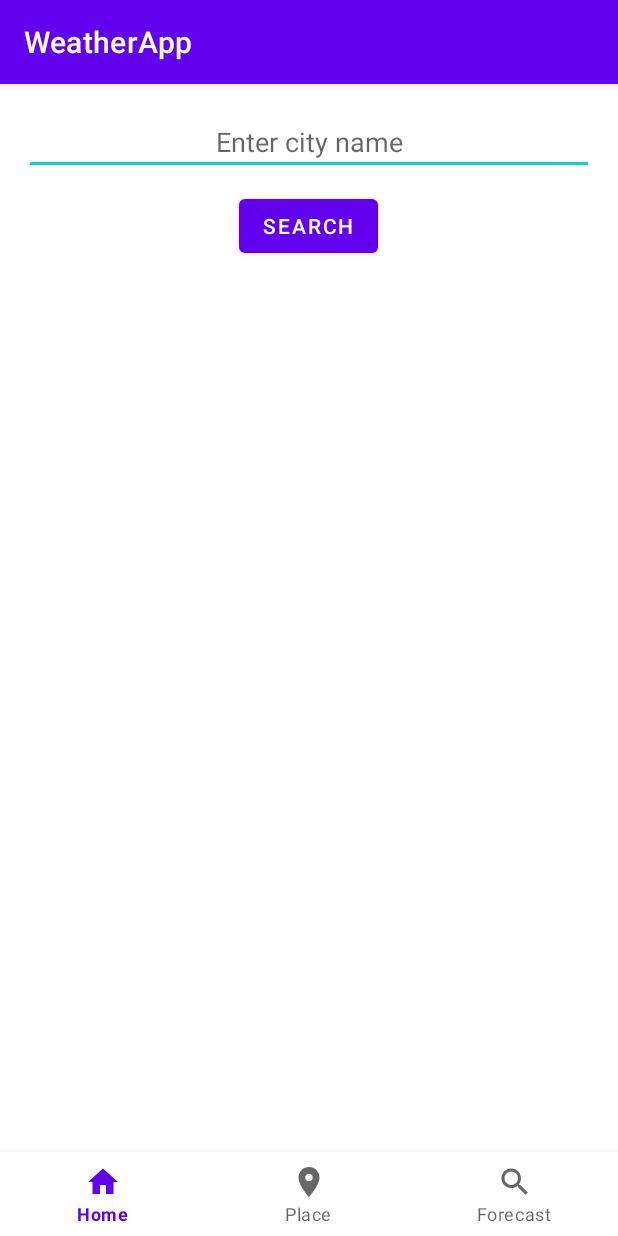
After one commit to nxyda/weather_app, an Android app: the SearchActivity screen opened directly, with no data from a screen before it, on a phone screen of 412 x 824 dp. The commit adds this screen. Run offline under Robolectric (Android 15) with nearby library versions, the phone set to English and light mode, and no system bars.

Commit message:
added SearchActivity

```diff
--- /dev/null
+++ b/app/src/main/java/com/example/weatherapp/SearchActivity.java
@@ -0,0 +1,58 @@
+package com.example.weatherapp;
+
+import android.content.Intent;
+import android.os.Bundle;
+import android.view.MenuItem;
+import android.view.View;
+import android.widget.Button;
+import android.widget.EditText;
+
+import androidx.annotation.NonNull;
+import androidx.appcompat.app.AppCompatActivity;
+
+import com.google.android.material.bottomnavigation.BottomNavigationView;
+
+public class SearchActivity extends AppCompatActivity {
+
+    private EditText editTextSearchCity;
+    private Button buttonSearch;
+    private BottomNavigationView bottomNavigationView;
+
+    @Override
+    protected void onCreate(Bundle savedInstanceState) {
+        super.onCreate(savedInstanceState);
+        setContentView(R.layout.activity_search);
+
+        editTextSearchCity = findViewById(R.id.editTextSearchCity);
+        buttonSearch = findViewById(R.id.buttonSearch);
+        bottomNavigationView = findViewById(R.id.bottom_navigation);
+
+        buttonSearch.setOnClickListener(new View.OnClickListener() {
+            @Override
+            public void onClick(View v) {
+                String city = editTextSearchCity.getText().toString();
+                Intent intent = new Intent(SearchActivity.this, ForecastActivity.class);
+                intent.putExtra("city", city);
+                startActivity(intent);
+            }
+        });
+
+        bottomNavigationView.setOnNavigationItemSelectedListener(new BottomNavigationView.OnNavigationItemSelectedListener() {
+            @Override
+            public boolean onNavigationItemSelected(@NonNull MenuItem item) {
+                switch (item.getItemId()) {
+                    case R.id.navigation_home:
+                        startActivity(new Intent(SearchActivity.this, MainActivity.class));
+                        return true;
+//                    case R.id.navigation_place:
+//                        startActivity(new Intent(SearchActivity.this, PlaceActivity.class));
+//                        return true;
+                    case R.id.navigation_forecast:
+                        startActivity(new Intent(SearchActivity.this, SearchActivity.class));
+                        return true;
+                }
+                return false;
+            }
+        });
+    }
+}
--- a/app/src/main/res/layout/activity_main.xml
+++ b/app/src/main/res/layout/activity_main.xml
@@ -7,7 +7,8 @@
     <ScrollView
         android:layout_width="match_parent"
         android:layout_height="match_parent"
-        android:padding="16dp">
+        android:padding="16dp"
+        android:layout_above="@+id/bottom_navigation">
 
         <LinearLayout
             android:layout_width="match_parent"
@@ -73,13 +74,12 @@
         </LinearLayout>
     </ScrollView>
 
-    <!-- Bottom navigation view -->
     <com.google.android.material.bottomnavigation.BottomNavigationView
         android:id="@+id/bottom_navigation"
         android:layout_width="match_parent"
         android:layout_height="wrap_content"
         android:layout_alignParentBottom="true"
-        android:background="@android:color/white"
+        android:background="?android:attr/windowBackground"
         app:menu="@menu/bottom_navigation_menu" />
 
 </RelativeLayout>
--- /dev/null
+++ b/app/src/main/res/layout/activity_search.xml
@@ -0,0 +1,40 @@
+<?xml version="1.0" encoding="utf-8"?>
+<RelativeLayout xmlns:android="http://schemas.android.com/apk/res/android"
+    android:layout_width="match_parent"
+    android:layout_height="match_parent"
+    xmlns:app="http://schemas.android.com/apk/res-auto">
+
+    <LinearLayout
+        android:layout_width="match_parent"
+        android:layout_height="match_parent"
+        android:orientation="vertical"
+        android:padding="16dp"
+        android:layout_above="@+id/bottom_navigation"
+        android:gravity="center_horizontal">
+
+        <EditText
+            android:id="@+id/editTextSearchCity"
+            android:layout_width="match_parent"
+            android:layout_height="wrap_content"
+            android:hint="Enter city name"
+            android:padding="10dp"
+            android:inputType="text"
+            android:gravity="center" />
+
+        <Button
+            android:id="@+id/buttonSearch"
+            android:layout_width="wrap_content"
+            android:layout_height="wrap_content"
+            android:layout_marginTop="10dp"
+            android:text="Search" />
+    </LinearLayout>
+
+    <com.google.android.material.bottomnavigation.BottomNavigationView
+        android:id="@+id/bottom_navigation"
+        android:layout_width="match_parent"
+        android:layout_height="wrap_content"
+        android:layout_alignParentBottom="true"
+        android:background="?android:attr/windowBackground"
+        app:menu="@menu/bottom_navigation_menu" />
+
+</RelativeLayout>
--- a/app/src/main/res/menu/bottom_navigation_menu.xml
+++ b/app/src/main/res/menu/bottom_navigation_menu.xml
@@ -1,16 +1,15 @@
+<?xml version="1.0" encoding="utf-8"?>
 <menu xmlns:android="http://schemas.android.com/apk/res/android">
     <item
-        android:id="@+id/action_home"
-        android:title="Home"
-        android:icon="@drawable/ic_home" />
-
+        android:id="@+id/navigation_home"
+        android:icon="@drawable/ic_home"
+        android:title="Home" />
     <item
-        android:id="@+id/action_place"
-        android:title="Place"
-        android:icon="@drawable/ic_place" />
-
+        android:id="@+id/navigation_place"
+        android:icon="@drawable/ic_place"
+        android:title="Place" />
     <item
-        android:id="@+id/action_forecast"
-        android:title="Forecast"
-        android:icon="@drawable/ic_search" />
+        android:id="@+id/navigation_forecast"
+        android:icon="@drawable/ic_search"
+        android:title="Forecast" />
 </menu>
```
Also changed, not shown: app/src/main/AndroidManifest.xml (+4 -7 lines), app/src/main/java/com/example/weatherapp/ForecastActivity.java (+7 -2 lines), app/src/main/java/com/example/weatherapp/PlaceActivity.java (+78 -6 lines).
